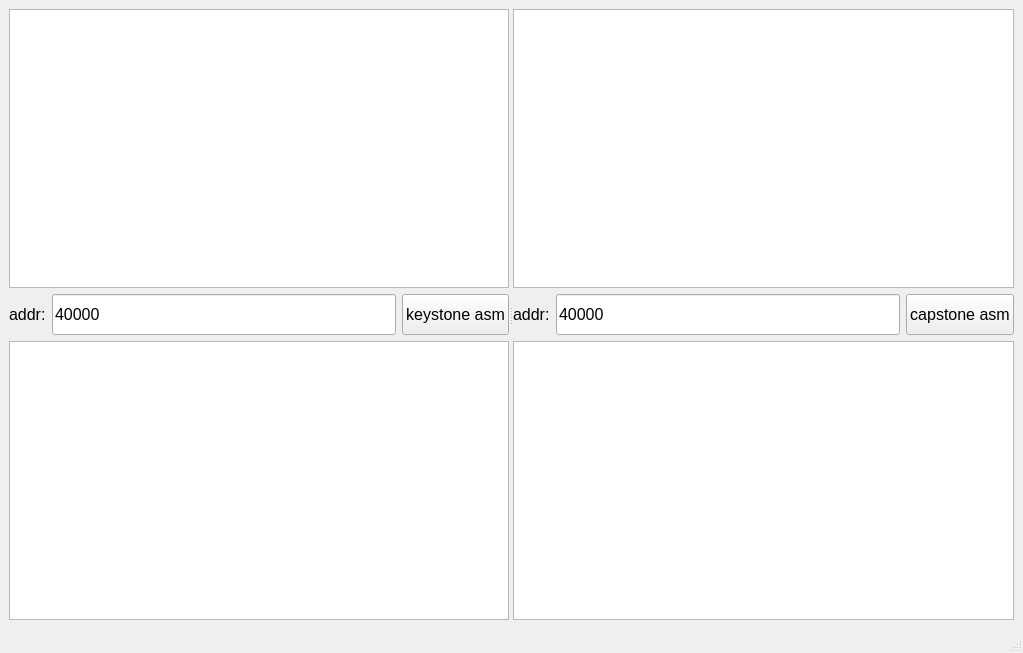
The window that mainwindow.ui (allyzc/load_dll_test) describes before a commit, drawn with Qt 5.
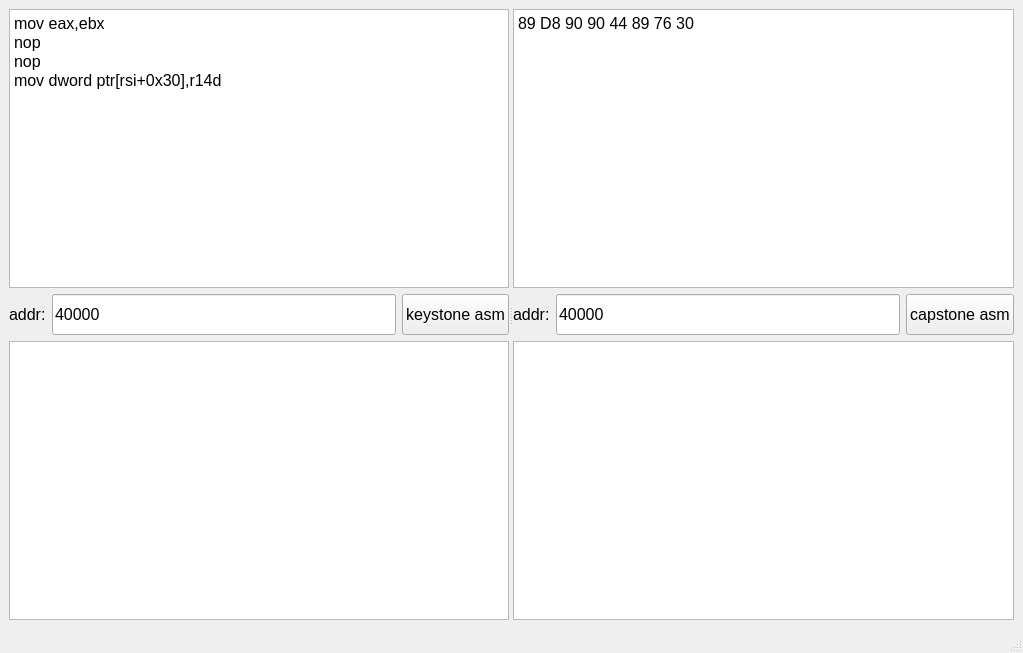
The same window after the commit.

The edit to the form file:
```diff
--- a/mainwindow.ui
+++ b/mainwindow.ui
@@ -28,7 +28,21 @@
       <widget class="QWidget" name="layoutWidget">
        <layout class="QVBoxLayout" name="verticalLayout">
         <item>
-         <widget class="QTextEdit" name="te_input_asm"/>
+         <widget class="QTextEdit" name="te_input_asm">
+          <property name="html">
+           <string>&lt;!DOCTYPE HTML PUBLIC &quot;-//W3C//DTD HTML 4.0//EN&quot; &quot;http://www.w3.org/TR/REC-html40/strict.dtd&quot;&gt;
+&lt;html&gt;&lt;head&gt;&lt;meta name=&quot;qrichtext&quot; content=&quot;1&quot; /&gt;&lt;meta charset=&quot;utf-8&quot; /&gt;&lt;style type=&quot;text/css&quot;&gt;
+p, li { white-space: pre-wrap; }
+hr { height: 1px; border-width: 0; }
+li.unchecked::marker { content: &quot;\2610&quot;; }
+li.checked::marker { content: &quot;\2612&quot;; }
+&lt;/style&gt;&lt;/head&gt;&lt;body style=&quot; font-family:'Microsoft YaHei UI'; font-size:12pt; font-weight:400; font-style:normal;&quot;&gt;
+&lt;p style=&quot; margin-top:0px; margin-bottom:0px; margin-left:0px; margin-right:0px; -qt-block-indent:0; text-indent:0px;&quot;&gt;mov eax,ebx&lt;/p&gt;
+&lt;p style=&quot; margin-top:0px; margin-bottom:0px; margin-left:0px; margin-right:0px; -qt-block-indent:0; text-indent:0px;&quot;&gt;nop&lt;/p&gt;
+&lt;p style=&quot; margin-top:0px; margin-bottom:0px; margin-left:0px; margin-right:0px; -qt-block-indent:0; text-indent:0px;&quot;&gt;nop&lt;/p&gt;
+&lt;p style=&quot; margin-top:0px; margin-bottom:0px; margin-left:0px; margin-right:0px; -qt-block-indent:0; text-indent:0px;&quot;&gt;mov dword ptr[rsi+0x30],r14d&lt;/p&gt;&lt;/body&gt;&lt;/html&gt;</string>
+          </property>
+         </widget>
         </item>
         <item>
          <layout class="QHBoxLayout" name="horizontalLayout">
@@ -75,7 +89,18 @@
       <widget class="QWidget" name="layoutWidget">
        <layout class="QVBoxLayout" name="verticalLayout_2">
         <item>
-         <widget class="QTextEdit" name="te_input_dsm"/>
+         <widget class="QTextEdit" name="te_input_dsm">
+          <property name="html">
+           <string>&lt;!DOCTYPE HTML PUBLIC &quot;-//W3C//DTD HTML 4.0//EN&quot; &quot;http://www.w3.org/TR/REC-html40/strict.dtd&quot;&gt;
+&lt;html&gt;&lt;head&gt;&lt;meta name=&quot;qrichtext&quot; content=&quot;1&quot; /&gt;&lt;meta charset=&quot;utf-8&quot; /&gt;&lt;style type=&quot;text/css&quot;&gt;
+p, li { white-space: pre-wrap; }
+hr { height: 1px; border-width: 0; }
+li.unchecked::marker { content: &quot;\2610&quot;; }
+li.checked::marker { content: &quot;\2612&quot;; }
+&lt;/style&gt;&lt;/head&gt;&lt;body style=&quot; font-family:'Microsoft YaHei UI'; font-size:12pt; font-weight:400; font-style:normal;&quot;&gt;
+&lt;p style=&quot; margin-top:0px; margin-bottom:0px; margin-left:0px; margin-right:0px; -qt-block-indent:0; text-indent:0px;&quot;&gt;89 D8 90 90 44 89 76 30&lt;/p&gt;&lt;/body&gt;&lt;/html&gt;</string>
+          </property>
+         </widget>
         </item>
         <item>
          <layout class="QHBoxLayout" name="horizontalLayout_2">
```
